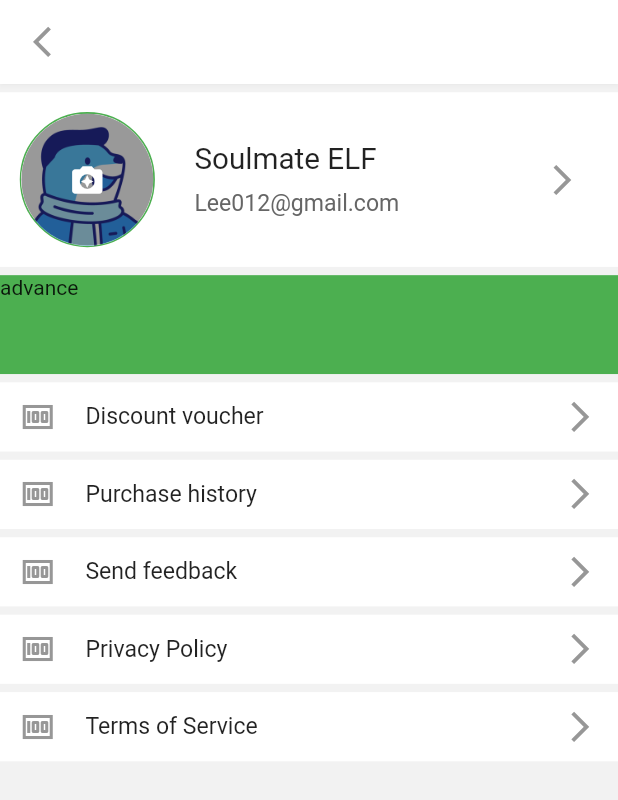
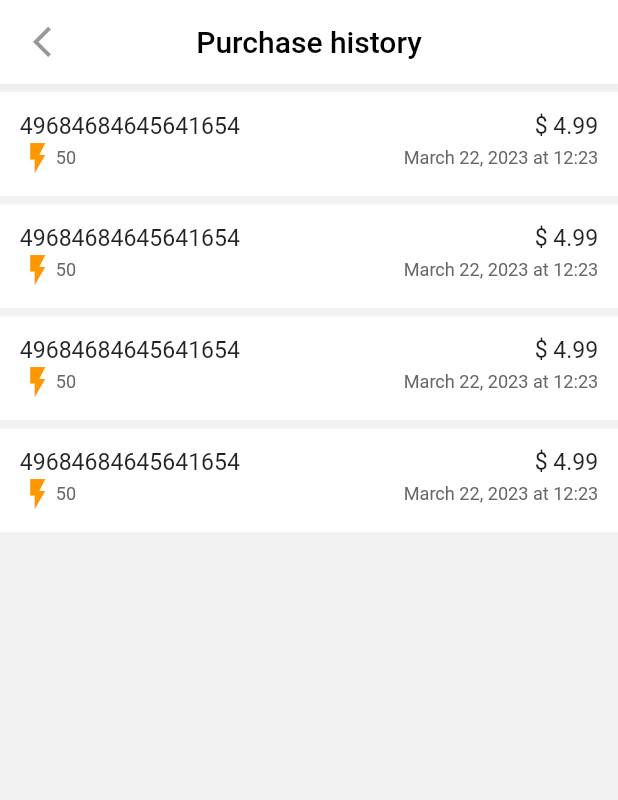
Before and after one commit to soulmateelf/flutter_soulmateelf, a Flutter app: the SettingsPage widget shown alone on an empty page, opened directly, after a tap on "Purchase history", on a phone screen of 412 x 824 dp. Shown: the top 800 px of the screen. Run offline on Flutter 3.47's test engine with Material 2 defaults, Android fonts, the phone set to English and light mode, and no system bars; drawn by our look-alikes of pull_to_refresh; our stand-ins replace connectivity_plus, dio, flutter_bloc, flutter_easyloading, flutter_keyboard_visibility, flutter_screenutil and 8 more; missing offline and left inert: dart:ffi, flutter_form_bloc, form_bloc; accounts and stored records are empty; statements that could not run were skipped.

Commit message:
'添加购买历史页面'

```diff
--- a/lib/utils/core/route.dart
+++ b/lib/utils/core/route.dart
@@ -1,7 +1,7 @@
 /*
  * @Date: 2023-04-10 09:35:33
  * @LastEditors: Wws wuwensheng@donganyun.com
- * @LastEditTime: 2023-04-13 10:49:32
+ * @LastEditTime: 2023-04-13 14:22:35
  * @FilePath: \soulmate\lib\utils\core\route.dart
  */
 import 'package:flutter_soulmateelf/views/base/continue/view.dart';
@@ -13,6 +13,7 @@ import 'package:flutter_soulmateelf/views/base/signup/view.dart';
 import 'package:flutter_soulmateelf/views/main/account/view.dart';
 import 'package:flutter_soulmateelf/views/main/deactivate/view.dart';
 import 'package:flutter_soulmateelf/views/main/discount/view.dart';
+import 'package:flutter_soulmateelf/views/main/purchaseHistory/view.dart';
 import 'package:flutter_soulmateelf/views/main/settings/view.dart';
 import 'package:flutter_soulmateelf/views/main/updatePassword/view.dart';
 import 'package:get/get.dart';
@@ -46,6 +47,7 @@ class AppRoute {
     GetPage(name: '/updatePassword', page:()=>UpdatePasswordPage()),/// 更新密码
     GetPage(name: '/deactivate', page: ()=>DeactivatePage()), ///注销账户
     GetPage(name: '/discount', page: ()=>DiscountPage()),/// 优惠券
+    GetPage(name: '/purchaseHistory', page:()=>PurchaseHistoryPage()), /// 购买历史
     /// text
     GetPage(name: '/textToSpeech', page: () => TextToSpeechPage()),/// 聊天
   ];
--- /dev/null
+++ b/lib/views/main/purchaseHistory/view.dart
@@ -0,0 +1,27 @@
+/*
+ * @Date: 2023-04-13 14:21:37
+ * @LastEditors: Wws wuwensheng@donganyun.com
+ * @LastEditTime: 2023-04-13 14:35:32
+ * @FilePath: \soulmate\lib\views\main\purchaseHistory\view.dart
+ */
+import 'package:flutter/material.dart';
+import 'package:flutter_soulmateelf/widgets/library/projectLibrary.dart';
+import 'package:flutter_soulmateelf/widgets/purchaseHistoryCard/view.dart';
+
+class PurchaseHistoryPage extends StatelessWidget {
+  @override
+  Widget build(BuildContext context) {
+    // TODO: implement build
+    return basePage("Purchase history",
+        child: SingleChildScrollView(
+          child: Column(
+            children: [
+              PurchaseHistoryCard(),
+              PurchaseHistoryCard(),
+              PurchaseHistoryCard(),
+              PurchaseHistoryCard(),
+            ],
+          ),
+        ));
+  }
+}
--- a/lib/views/main/settings/view.dart
+++ b/lib/views/main/settings/view.dart
@@ -1,7 +1,7 @@
 /*
  * @Date: 2023-04-12 15:49:59
  * @LastEditors: Wws wuwensheng@donganyun.com
- * @LastEditTime: 2023-04-13 10:50:28
+ * @LastEditTime: 2023-04-13 14:22:58
  * @FilePath: \soulmate\lib\views\main\settings\view.dart
  */
 
@@ -113,7 +113,9 @@ class SettingsPage extends StatelessWidget {
                 Get.toNamed("/discount");
               }),
           SettingsCard(
-              icon: Icon(Icons.money), text: "Purchase history", onTab: () {}),
+              icon: Icon(Icons.money), text: "Purchase history", onTab: () {
+                Get.toNamed('/purchaseHistory');
+              }),
           SettingsCard(
               icon: Icon(Icons.money), text: "Send feedback", onTab: () {}),
           SettingsCard(
--- /dev/null
+++ b/lib/widgets/purchaseHistoryCard/view.dart
@@ -0,0 +1,68 @@
+/*
+ * @Date: 2023-04-13 14:25:53
+ * @LastEditors: Wws wuwensheng@donganyun.com
+ * @LastEditTime: 2023-04-13 14:34:31
+ * @FilePath: \soulmate\lib\widgets\purchaseHistoryCard\view.dart
+ */
+import 'package:flutter/material.dart';
+import 'package:flutter_screenutil/flutter_screenutil.dart';
+
+class PurchaseHistoryCard extends StatelessWidget {
+  @override
+  Widget build(BuildContext context) {
+    // TODO: implement build
+    return Container(
+      margin: EdgeInsets.only(top: 10.w),
+      padding: EdgeInsets.symmetric(horizontal: 24.w),
+      color: Colors.white,
+      height: 126.w,
+      child: Column(
+        mainAxisAlignment: MainAxisAlignment.center,
+        children: [
+          Row(
+            mainAxisAlignment: MainAxisAlignment.spaceBetween,
+            children: [
+              Text(
+                "49684684645641654",
+                style: TextStyle(
+                  fontSize: 28.sp,
+                ),
+              ),
+              Text(
+                "\$ 4.99",
+                style: TextStyle(
+                  fontSize: 28.sp,
+                ),
+              ),
+            ],
+          ),
+          Row(
+            mainAxisAlignment: MainAxisAlignment.spaceBetween,
+            children: [
+              Row(
+                children: [
+                  const Icon(
+                    Icons.flash_on,
+                    color: Colors.orange,
+                  ),
+                  Text(
+                    "50",
+                    style: TextStyle(
+                        fontSize: 22.sp,
+                        color: const Color.fromRGBO(102, 102, 102, 1)),
+                  )
+                ],
+              ),
+              Text(
+                "March 22, 2023 at 12:23",
+                style: TextStyle(
+                    fontSize: 22.sp,
+                    color: const Color.fromRGBO(102, 102, 102, 1)),
+              ),
+            ],
+          )
+        ],
+      ),
+    );
+  }
+}
```
